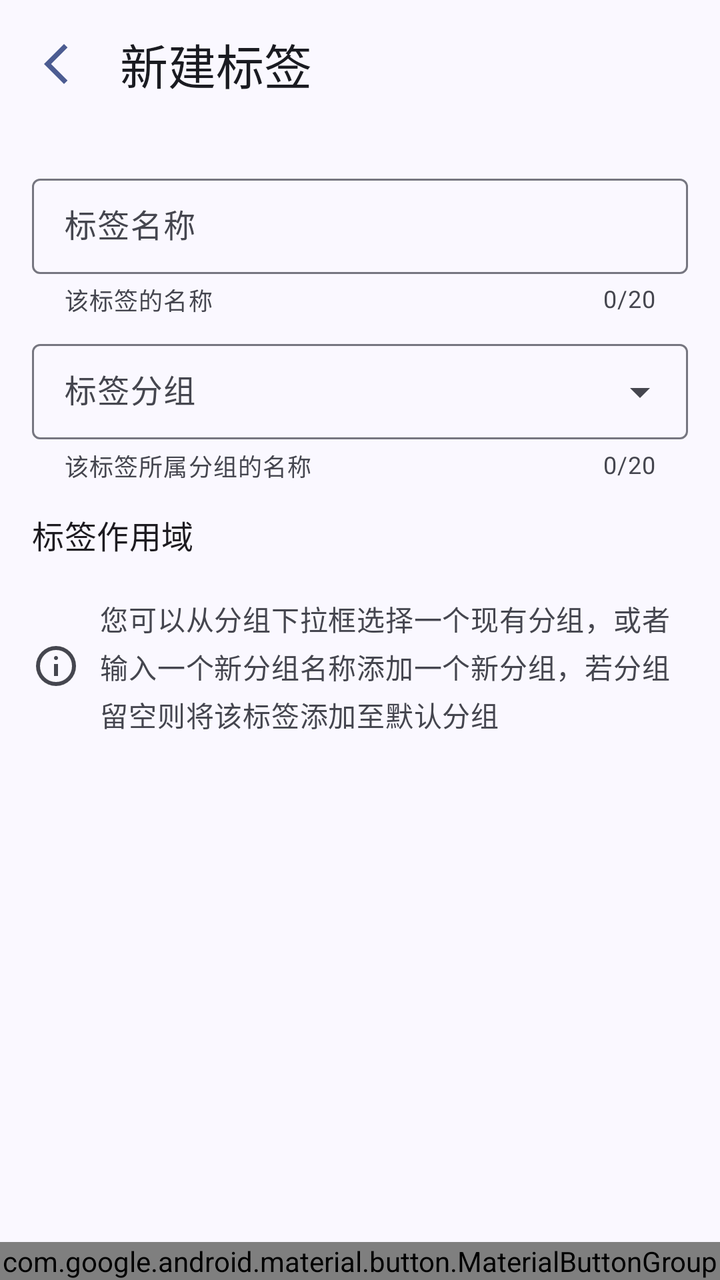
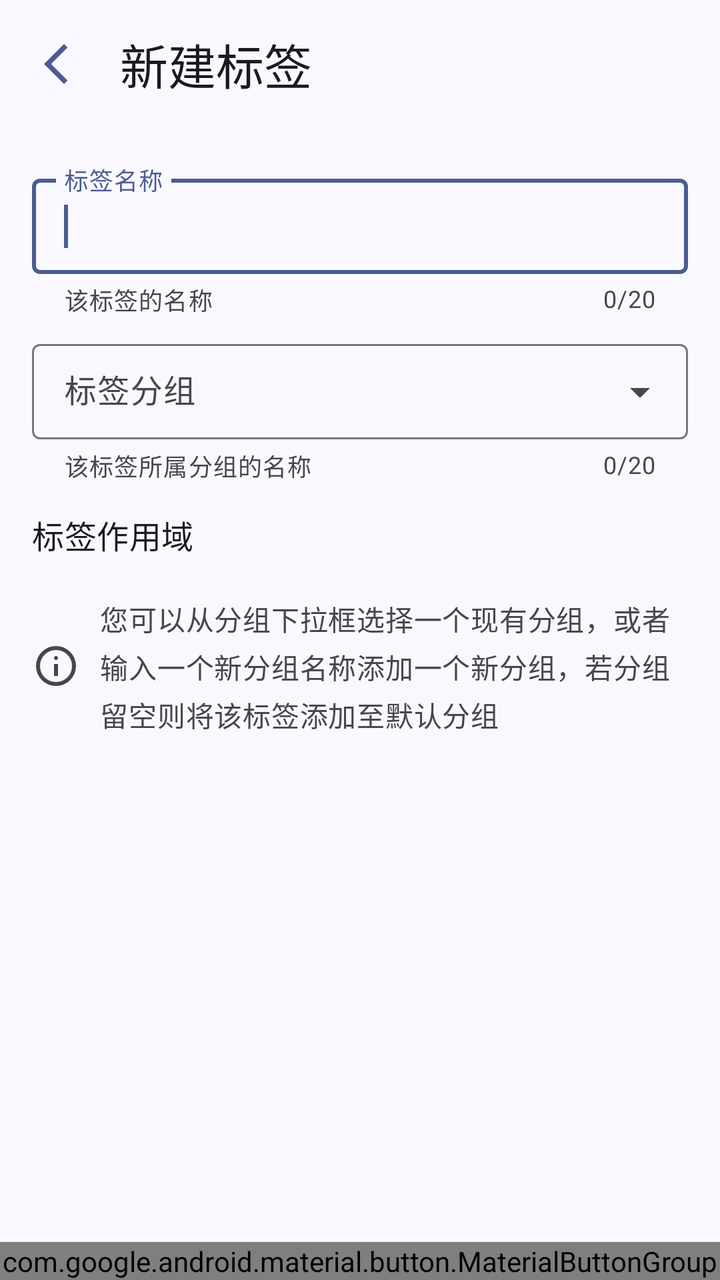

Compare the two renders of this Android layout. The source of the first and the diff that turns it into the second are given below.
<!-- AndroidManifest.xml: application theme Theme.ManagerAssistant.Static -->
<!-- res/layout/activity_tag_add_modify.xml -->
<?xml version="1.0" encoding="utf-8"?>
<androidx.constraintlayout.widget.ConstraintLayout xmlns:android="http://schemas.android.com/apk/res/android"
    xmlns:app="http://schemas.android.com/apk/res-auto"
    xmlns:tools="http://schemas.android.com/tools"
    style="@style/CommonPageStyle"
    android:layout_width="match_parent"
    android:layout_height="match_parent"
    tools:context=".ui.pages.bookkeeping.tag.TagAddModifyActivity">

    <com.google.android.material.appbar.MaterialToolbar
        android:id="@+id/toolbar"
        android:layout_width="match_parent"
        android:layout_height="?attr/actionBarSize"
        app:layout_constraintEnd_toEndOf="parent"
        app:layout_constraintStart_toStartOf="parent"
        app:layout_constraintTop_toTopOf="parent"
        app:title="@string/title_new_tag">

        <com.google.android.material.button.MaterialButton
            android:id="@+id/merge_btn"
            style="@style/TextBtnStyle"
            android:layout_width="wrap_content"
            android:layout_height="wrap_content"
            android:layout_gravity="end"
            android:text="@string/tag_merge"
            android:visibility="gone"
            app:icon="@drawable/outline_call_merge_24"
            app:iconGravity="textStart" />
    </com.google.android.material.appbar.MaterialToolbar>

    <ScrollView
        android:layout_width="match_parent"
        android:layout_height="0dp"
        app:layout_constraintBottom_toTopOf="@+id/bottom_btn_group"
        app:layout_constraintTop_toBottomOf="@+id/toolbar">

        <LinearLayout
            android:layout_width="match_parent"
            android:layout_height="wrap_content"
            android:orientation="vertical"
            android:padding="16dp">

            <com.google.android.material.textfield.TextInputLayout
                android:id="@+id/tag_name_layout"
                style="@style/CommonTextInputLayoutStyle"
                android:layout_width="match_parent"
                android:layout_height="wrap_content"
                app:counterMaxLength="20"
                app:endIconDrawable="@drawable/baseline_clear_24"
                app:endIconMode="clear_text"
                app:helperText="@string/tag_name_help">

                <com.google.android.material.textfield.TextInputEditText
                    android:id="@+id/tag_name_input"
                    style="@style/UserInputEditTextStyle"
                    android:layout_width="match_parent"
                    android:layout_height="match_parent"
                    android:hint="@string/tag_name" />
            </com.google.android.material.textfield.TextInputLayout>

            <com.google.android.material.textfield.TextInputLayout
                android:id="@+id/tag_group_layout"
                style="@style/DropdownMenuTextInputLayoutStyle"
                android:layout_width="match_parent"
                android:layout_height="wrap_content"

                app:counterEnabled="true"
                app:counterMaxLength="20"
                app:helperText="@string/tag_group_name_help">

                <com.google.android.material.textfield.MaterialAutoCompleteTextView
                    android:id="@+id/tag_group_input"
                    style="@style/EditableAutoCompleteTextViewStyle"
                    android:layout_width="match_parent"
                    android:layout_height="wrap_content"
                    android:hint="@string/tag_group"
                    android:maxLength="20" />
            </com.google.android.material.textfield.TextInputLayout>

            <com.google.android.material.textview.MaterialTextView
                style="@style/MediumTitleTextViewStyle"
                android:layout_width="wrap_content"
                android:layout_height="wrap_content"
                android:paddingStart="0dp"
                android:paddingEnd="0dp"
                android:text="@string/tag_scope" />

            <com.google.android.material.chip.ChipGroup
                android:id="@+id/scope_select_chip_group"
                android:layout_width="match_parent"
                android:layout_height="wrap_content" />

            <com.google.android.material.textview.MaterialTextView
                style="@style/TipTextViewStyle"
                android:layout_width="match_parent"
                android:layout_height="wrap_content"
                android:text="@string/tag_new_modify_tip" />
        </LinearLayout>
    </ScrollView>

    <com.google.android.material.button.MaterialButtonGroup
        android:id="@+id/bottom_btn_group"
        android:layout_width="match_parent"
        android:layout_height="wrap_content"
        android:gravity="center_horizontal"
        app:layout_constraintBottom_toBottomOf="parent">

        <com.google.android.material.button.MaterialButton
            android:id="@+id/delete_btn"
            style="@style/OutlinedBtnStyle"
            android:layout_width="wrap_content"
            android:layout_height="wrap_content"
            android:text="@string/delete"
            android:visibility="gone" />

        <com.google.android.material.button.MaterialButton
            android:id="@+id/cancel_btn"
            style="@style/OutlinedBtnStyle"
            android:layout_width="wrap_content"
            android:layout_height="wrap_content"
            android:text="@string/cancel" />

        <com.google.android.material.button.MaterialButton
            android:id="@+id/finish_btn"
            style="@style/CommonBtnStyle"
            android:layout_width="wrap_content"
            android:layout_height="wrap_content"
            android:text="@string/finish" />
    </com.google.android.material.button.MaterialButtonGroup>
</androidx.constraintlayout.widget.ConstraintLayout>
<!-- resources referenced by this layout -->
<resources>
  <string name="cancel">取消</string>
  <string name="delete">删除</string>
  <string name="finish">完成</string>
  <string name="tag_group">标签分组</string>
  <string name="tag_group_name_help">该标签所属分组的名称</string>
  <string name="tag_merge">合并标签</string>
  <string name="tag_name">标签名称</string>
  <string name="tag_name_help">该标签的名称</string>
  <string name="tag_new_modify_tip">您可以从分组下拉框选择一个现有分组，或者输入一个新分组名称添加一个新分组，若分组留空则将该标签添加至默认分组</string>
  <string name="tag_scope">标签作用域</string>
  <string name="title_new_tag">新建标签</string>
  <style name="CommonPageStyle">
          <item name="android:fitsSystemWindows">true</item>
          <item name="android:background">?attr/colorSurface</item>
      </style>
  <style name="EditableAutoCompleteTextViewStyle" parent="UneditableAutoCompleteTextViewStyle">
          <item name="android:inputType">text</item>
          <item name="maxLines">1</item>
      </style>
  <style name="MediumTitleTextViewStyle" parent="TextViewStyleBase">
          <item name="android:textAppearance">?attr/textAppearanceTitleMedium</item>
      </style>
  <style name="TextBtnStyle" parent="Widget.Material3.Button.TextButton">
          <item name="android:textColor">?attr/colorPrimary</item>
          <item name="iconPadding">2dp</item>
      </style>
  <color name="md_theme_primary">#4C5C92</color>
  <color name="md_theme_onPrimary">#FFFFFF</color>
  <color name="md_theme_primaryContainer">#DBE1FF</color>
  <color name="md_theme_onPrimaryContainer">#344479</color>
  <color name="md_theme_secondary">#595E72</color>
  <color name="md_theme_onSecondary">#FFFFFF</color>
  <color name="md_theme_secondaryContainer">#DDE1F9</color>
  <color name="md_theme_onSecondaryContainer">#414659</color>
  <color name="md_theme_tertiary">#745470</color>
  <color name="md_theme_onTertiary">#FFFFFF</color>
  <color name="md_theme_tertiaryContainer">#FFD6F7</color>
  <color name="md_theme_onTertiaryContainer">#5B3D57</color>
  <color name="md_theme_error">#BA1A1A</color>
  <color name="md_theme_onError">#FFFFFF</color>
  <color name="md_theme_errorContainer">#FFDAD6</color>
  <color name="md_theme_onErrorContainer">#93000A</color>
  <color name="md_theme_background">#FAF8FF</color>
  <color name="md_theme_onBackground">#1A1B21</color>
  <color name="md_theme_surface">#FAF8FF</color>
  <color name="md_theme_onSurface">#1A1B21</color>
  <color name="md_theme_surfaceVariant">#E2E1EC</color>
  <color name="md_theme_onSurfaceVariant">#45464F</color>
  <color name="md_theme_outline">#767680</color>
  <color name="md_theme_outlineVariant">#C6C6D0</color>
  <color name="md_theme_inverseSurface">#2F3036</color>
  <color name="md_theme_inverseOnSurface">#F1F0F7</color>
  <color name="md_theme_inversePrimary">#B5C4FF</color>
  <color name="md_theme_primaryFixed">#DBE1FF</color>
  <color name="md_theme_onPrimaryFixed">#02174B</color>
  <color name="md_theme_primaryFixedDim">#B5C4FF</color>
  <color name="md_theme_onPrimaryFixedVariant">#344479</color>
  <color name="md_theme_secondaryFixed">#DDE1F9</color>
  <color name="md_theme_onSecondaryFixed">#161B2C</color>
  <color name="md_theme_secondaryFixedDim">#C1C5DD</color>
  <color name="md_theme_onSecondaryFixedVariant">#414659</color>
  <color name="md_theme_tertiaryFixed">#FFD6F7</color>
  <color name="md_theme_onTertiaryFixed">#2B122A</color>
  <color name="md_theme_tertiaryFixedDim">#E2BBDB</color>
  <color name="md_theme_onTertiaryFixedVariant">#5B3D57</color>
  <color name="md_theme_surfaceDim">#DAD9E0</color>
  <color name="md_theme_surfaceBright">#FAF8FF</color>
  <color name="md_theme_surfaceContainerLowest">#FFFFFF</color>
  <color name="md_theme_surfaceContainerLow">#F4F3FA</color>
  <color name="md_theme_surfaceContainer">#EEEDF4</color>
  <color name="md_theme_surfaceContainerHigh">#E9E7EF</color>
  <color name="md_theme_surfaceContainerHighest">#E3E1E9</color>
  <!-- unchanged entries left out for length: 14 -->
</resources>

<!-- the commit's change to res/layout/activity_tag_add_modify.xml (unified diff, before → after) -->
@@ -49,6 +49,8 @@
                 app:endIconDrawable="@drawable/baseline_clear_24"
                 app:endIconMode="clear_text"
                 app:helperText="@string/tag_name_help">
+
+                <requestFocus />
 
                 <com.google.android.material.textfield.TextInputEditText
                     android:id="@+id/tag_name_input"
